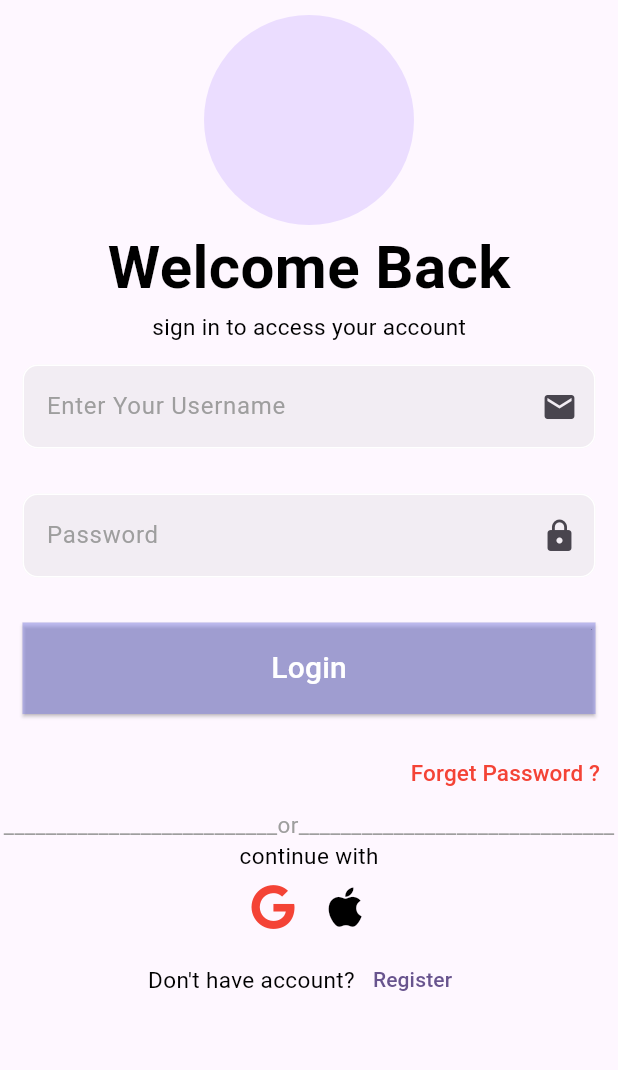
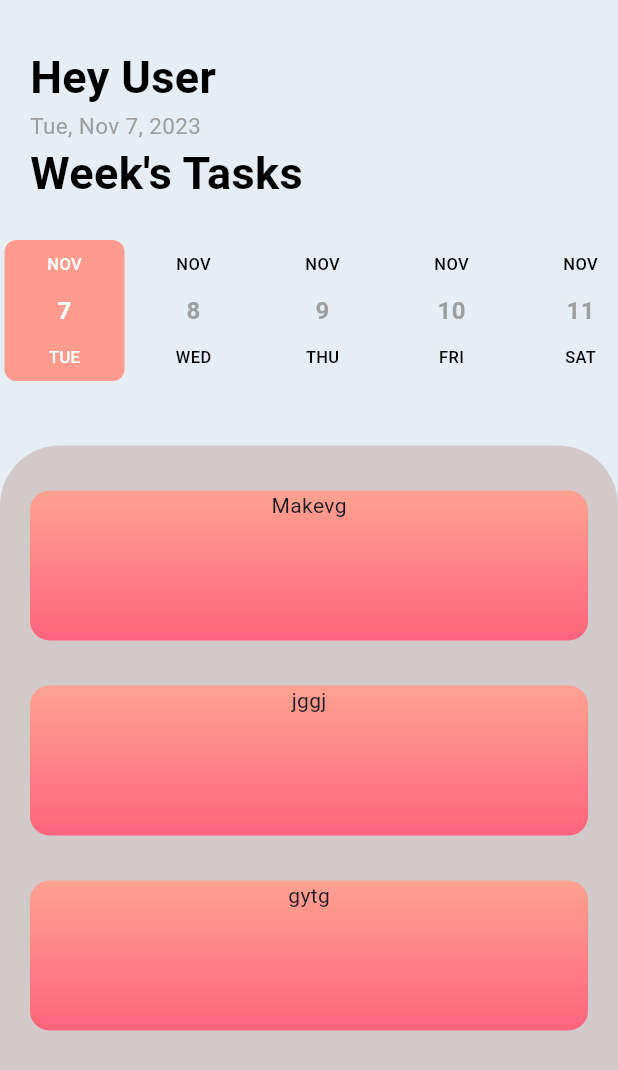
Before and after one commit to Namrata-yadav-08/ToDo_App, a Flutter app: the screen it shows after launch, on a phone screen of 412 x 824 dp. Shown: the top 1070 px of the screen. Run offline on Flutter 3.47's test engine with Material 2 defaults, Android fonts, the phone set to English and light mode, and no system bars; drawn by our look-alikes of date_picker_timeline, flutter_slidable; our stand-ins replace font_awesome_flutter, get.

Commit message:
Adding a Week Task

```diff
--- /dev/null
+++ b/lib/Screens/WeekTask.dart
@@ -0,0 +1,164 @@
+import 'package:date_picker_timeline/date_picker_timeline.dart';
+import 'package:date_picker_timeline/extra/color.dart';
+import 'package:flutter/material.dart';
+import 'package:flutter_slidable/flutter_slidable.dart';
+import 'package:font_awesome_flutter/font_awesome_flutter.dart';
+import 'package:get/get.dart';
+import 'package:intl/intl.dart';
+import 'package:todoapp/Screens/register.dart';
+import 'package:todoapp/widgets/text.dart';
+import 'package:todoapp/widgets/todocontainer.dart';
+
+class WeekTask extends StatefulWidget {
+  const WeekTask({super.key});
+
+  @override
+  State<WeekTask> createState() => _WeekTaskState();
+}
+
+class _WeekTaskState extends State<WeekTask> {
+  DateTime selecteddate = DateTime.now();
+  List todolist = ["Makevg", "jggj", "gytg"];
+  // void addnewtask() {
+  //   setState(() {
+  //     todolist.add([controller.text, false]);
+  //   });
+  // }
+  void deletetask(int index) {
+    todolist.removeAt(index);
+  }
+
+  @override
+  Widget build(BuildContext context) {
+    return Scaffold(
+      backgroundColor: Color.fromARGB(244, 229, 237, 242),
+      body: ListView(
+        children: [
+          User(),
+          currentdate(),
+          datepicker(),
+          // Row(),
+          const Padding(padding: EdgeInsets.all(20)),
+          Container(
+            decoration: BoxDecoration(
+                color: const Color.fromRGBO(208, 198, 198, 0.906),
+                borderRadius: BorderRadius.circular(40)),
+            // color: Colors.amber,
+            height: MediaQuery.of(context).size.height,
+            child: ListView.builder(
+                itemCount: todolist.length,
+                itemBuilder: (context, index) {
+                  return ToDoCon(
+                    taskname: todolist[index],
+                    taskcomplete: false,
+                    deletefun: (context) => deletetask(index),
+                  );
+                }),
+          ),
+          // FloatingActionButton(
+          //   child: Text("register"),
+          //   onPressed: () {
+          //     Navigator.push(
+          //         context, MaterialPageRoute(builder: (context) => Register()));
+          //   },
+          // )
+        ],
+      ),
+    );
+  }
+
+  // Padding paddingtodo() {
+  //   return Padding(
+  //       padding: EdgeInsets.only(bottom: 16, left: 20, right: 20),
+  //       child: ToDoCon(
+  //         taskname: todolist[index],
+  //         taskcomplete: false,
+  //       ));
+  // }
+
+  Row currentdate() {
+    return Row(
+      children: [
+        // Padding(padding: EdgeInsets.all(13)),
+
+        Container(
+          margin: const EdgeInsets.symmetric(horizontal: 20),
+          child: Column(
+            crossAxisAlignment: CrossAxisAlignment.start,
+            children: [
+              Text(
+                DateFormat.yMMMEd().format(DateTime.now()),
+                style: const TextStyle(fontSize: 15, color: Colors.grey),
+              ),
+              const CustomText(
+                text: "Week's Tasks",
+                fontStyle: null,
+                color: Colors.black,
+                fontweigth: FontWeight.bold,
+                fontSize: 30,
+              )
+            ],
+          ),
+        ),
+      ],
+    );
+  }
+
+  Slidable datepicker() {
+    return Slidable(
+      // endActionPane: ,
+      endActionPane: const ActionPane(
+        motion: StretchMotion(),
+        children: [
+          Icon(Icons.delete),
+          // SlidableAction(
+          //   onPressed: () {},
+          //   icon: FontAwesomeIcons.deleteLeft,
+          // ),
+          // SlidableAction(
+          //   onPressed: donefun,
+          //   icon: Icons.done,
+          // ),
+          // SlidableAction(
+          //   onPressed: editfunc,
+          //   icon: Icons.edit,
+          // )
+        ],
+      ),
+      child: Container(
+        margin: const EdgeInsets.only(top: 20),
+        child: DatePicker(
+          DateTime.now(),
+          height: 100,
+          width: 80,
+          initialSelectedDate: DateTime.now(),
+          selectionColor: const Color.fromRGBO(254, 155, 143, 1),
+          selectedTextColor: const Color.fromRGBO(255, 255, 255, 1),
+          dateTextStyle: const TextStyle(
+              fontSize: 16, fontWeight: FontWeight.w600, color: Colors.grey),
+          onDateChange: (date) {
+            selecteddate = date;
+          },
+        ),
+      ),
+    );
+  }
+
+  Container User() {
+    return Container(
+      // color: Colors.amber,
+      // padding: EdgeInsets.all(15)
+      padding: const EdgeInsets.only(top: 30, left: 20),
+      // margin: EdgeInsets.all(20),
+      child: const CustomText(
+        text: "Hey User",
+        fontStyle: null,
+        color: Colors.black,
+        fontSize: 30,
+        fontweigth: FontWeight.bold,
+      ),
+    );
+  }
+
+  // Widget taskcontainer(BuildContext context) => Container(child: );
+}
--- a/lib/register.dart
+++ b/lib/Screens/register.dart
@@ -1,6 +1,6 @@
 import 'package:flutter/material.dart';
 import 'package:font_awesome_flutter/font_awesome_flutter.dart';
-import 'package:todoapp/login.dart';
+import 'package:todoapp/Screens/login.dart';
 import 'package:todoapp/widgets/text.dart';
 
 class Register extends StatefulWidget {
--- a/lib/main.dart
+++ b/lib/main.dart
@@ -1,6 +1,7 @@
 import 'package:flutter/material.dart';
-import 'package:todoapp/login.dart';
-import 'package:todoapp/register.dart';
+import 'package:todoapp/Screens/WeekTask.dart';
+import 'package:todoapp/Screens/login.dart';
+import 'package:todoapp/Screens/register.dart';
 
 void main() {
   runApp(const MyApp());
@@ -18,7 +19,7 @@
         colorScheme: ColorScheme.fromSeed(seedColor: Colors.deepPurple),
         useMaterial3: true,
       ),
-      home: const Login(),
+      home: WeekTask(),
       // home: const MyHomePage(title: 'Flutter Demo Home Page'),
     );
   }
@@ -44,7 +45,15 @@
       body: const Center(
         child: Column(
           mainAxisAlignment: MainAxisAlignment.center,
-          children: <Widget>[],
+          children: [
+            // ElevatedButton(onPressed: (){}, child: Text("jnf"))
+            // FloatingActionButton(
+            //   onPressed: () {
+            //     print("vh");
+            //   },
+            //   child: Text("hjf"),
+            // )
+          ],
         ),
       ),
     );
--- a/lib/widgets/const.dart
+++ b/lib/widgets/const.dart
@@ -1,5 +1,5 @@
 import 'package:flutter/material.dart';
-import 'package:todoapp/register.dart';
+import 'package:todoapp/Screens/register.dart';
 import 'package:todoapp/widgets/text.dart';
 
 class Const extends StatelessWidget {
--- /dev/null
+++ b/lib/widgets/todocontainer.dart
@@ -0,0 +1,62 @@
+import 'package:date_picker_timeline/date_picker_timeline.dart';
+import 'package:flutter/material.dart';
+import 'package:flutter_slidable/flutter_slidable.dart';
+import 'package:font_awesome_flutter/font_awesome_flutter.dart';
+
+class ToDoCon extends StatelessWidget {
+  final String taskname;
+  final bool taskcomplete;
+  Function(BuildContext)? deletefun;
+  // function(bool?)? onChanged;
+  // Function(bool?)? onchnaged;
+  ToDoCon(
+      {super.key,
+      required this.taskname,
+      required this.taskcomplete,
+      required this.deletefun});
+
+  @override
+  Widget build(BuildContext context) {
+    return Padding(
+      padding: const EdgeInsets.only(top: 30, left: 20, right: 20),
+      child: Slidable(
+        endActionPane: ActionPane(
+          motion: const StretchMotion(),
+          children: [
+            SlidableAction(
+              onPressed: deletefun,
+              icon: FontAwesomeIcons.deleteLeft,
+            ),
+            // SlidableAction(
+            //   onPressed: donefun,
+            //   icon: Icons.done,
+            // ),
+            // SlidableAction(
+            //   onPressed: editfunc,
+            //   icon: Icons.edit,
+            // )
+          ],
+        ),
+        child: Container(
+          width: 700,
+          height: 100,
+          decoration: BoxDecoration(
+              gradient: const LinearGradient(
+                  begin: Alignment.topCenter,
+                  end: AlignmentDirectional.bottomCenter,
+                  colors: [
+                    Color.fromRGBO(254, 162, 146, 1),
+                    Color.fromRGBO(255, 100, 125, 1)
+                  ]),
+              borderRadius: BorderRadius.circular(13)),
+          child: Column(
+            children: [
+              Text(taskname),
+              //  DatePicker()
+            ],
+          ),
+        ),
+      ),
+    );
+  }
+}
```
Also changed, not shown: lib/Screens/login.dart (renamed from lib/login.dart, +5 -4 lines), pubspec.yaml (+11 -4 lines), pubspec.lock, 1 other file.
